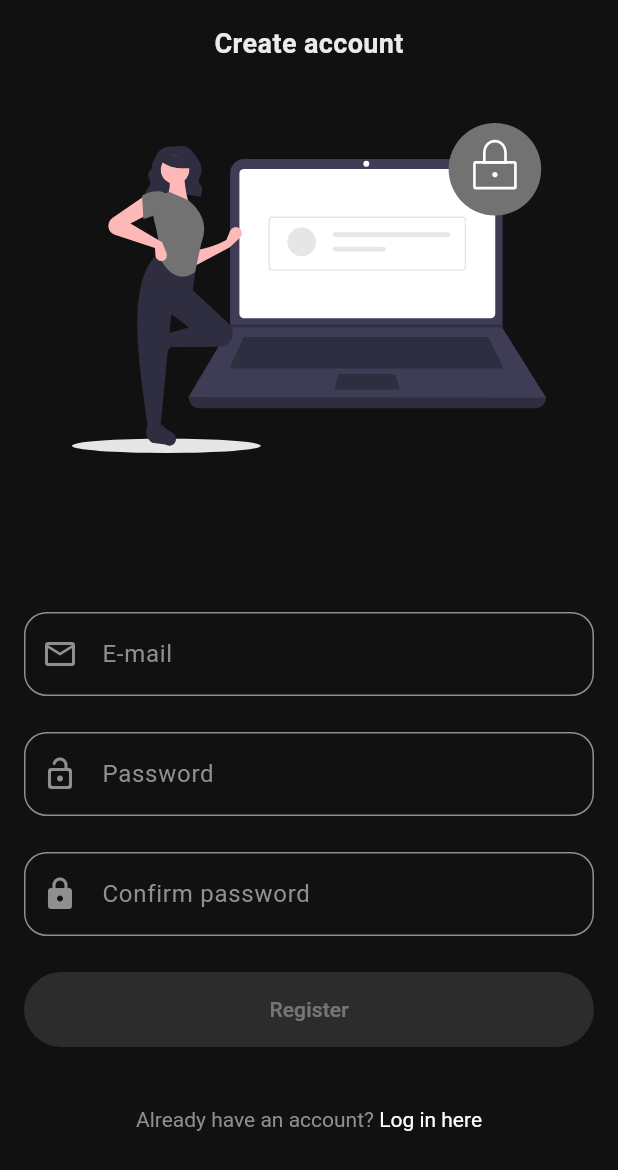
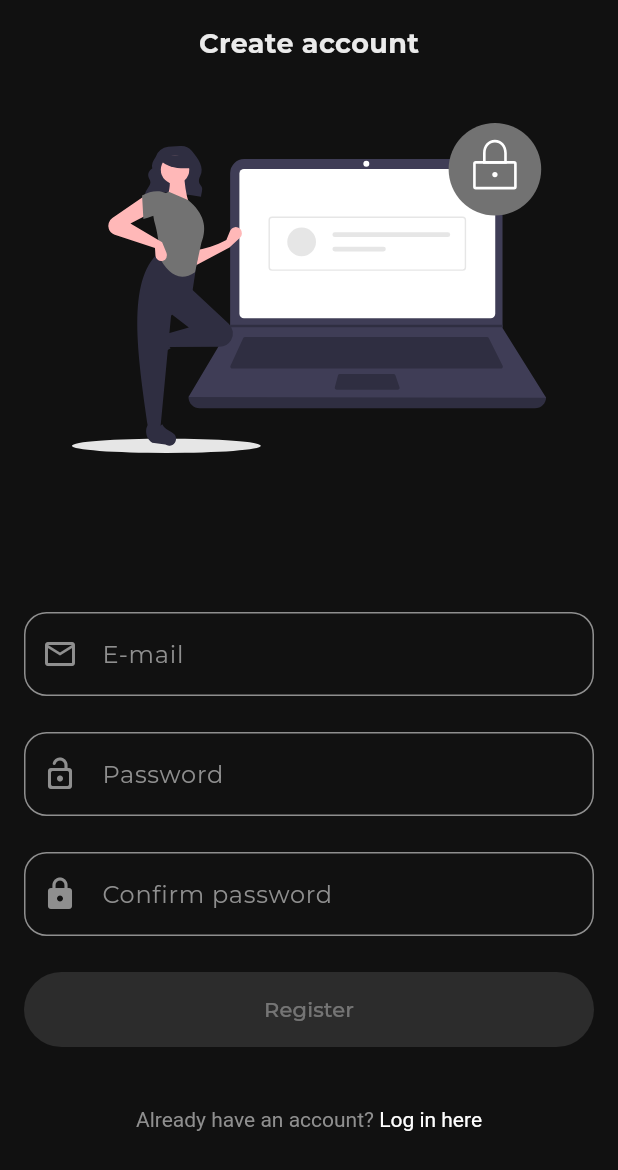
Before and after one commit to dsnoire/habit_tracker, a Flutter app: the screen it shows after launch, on a phone screen of 412 x 824 dp. Shown: the top 1170 px of the screen. Run offline on Flutter 3.47's test engine with Material 3 defaults, Android fonts, the phone set to English and light mode, and no system bars; our stand-ins replace cloud_firestore, equatable, firebase_auth, firebase_core, flutter_bloc, flutter_svg and 2 more; accounts and stored records are empty.

Commit message:
feat: add custom font

```diff
--- a/lib/app/theme/app_theme.dart
+++ b/lib/app/theme/app_theme.dart
@@ -3,6 +3,7 @@ import "package:habit_tracker/app/colors/app_colors.dart";
 
 class AppTheme {
   static final theme = ThemeData(
+    fontFamily: 'Montserrat',
     colorScheme: const ColorScheme.dark(
       primary: AppColors.white,
       secondary: AppColors.white,
```
Also changed, not shown: pubspec.yaml (+12 -68 lines), assets/fonts/Montserrat-Bold.ttf (added), assets/fonts/Montserrat-Light.ttf (added), assets/fonts/Montserrat-Medium.ttf (added), assets/fonts/Montserrat-Regular.ttf (added).
